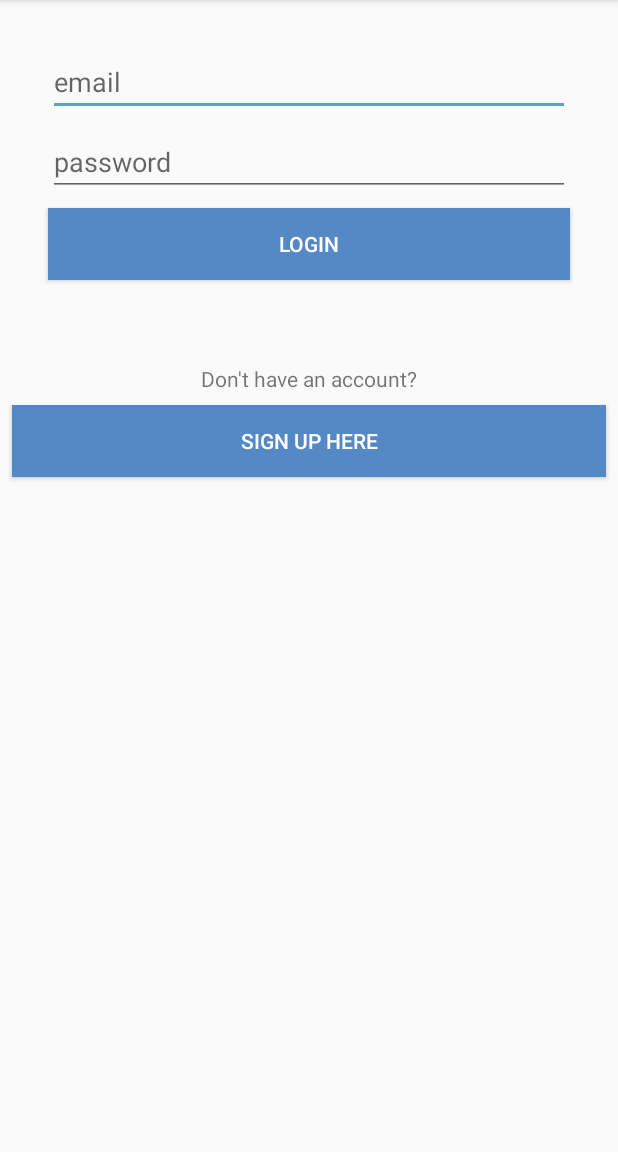
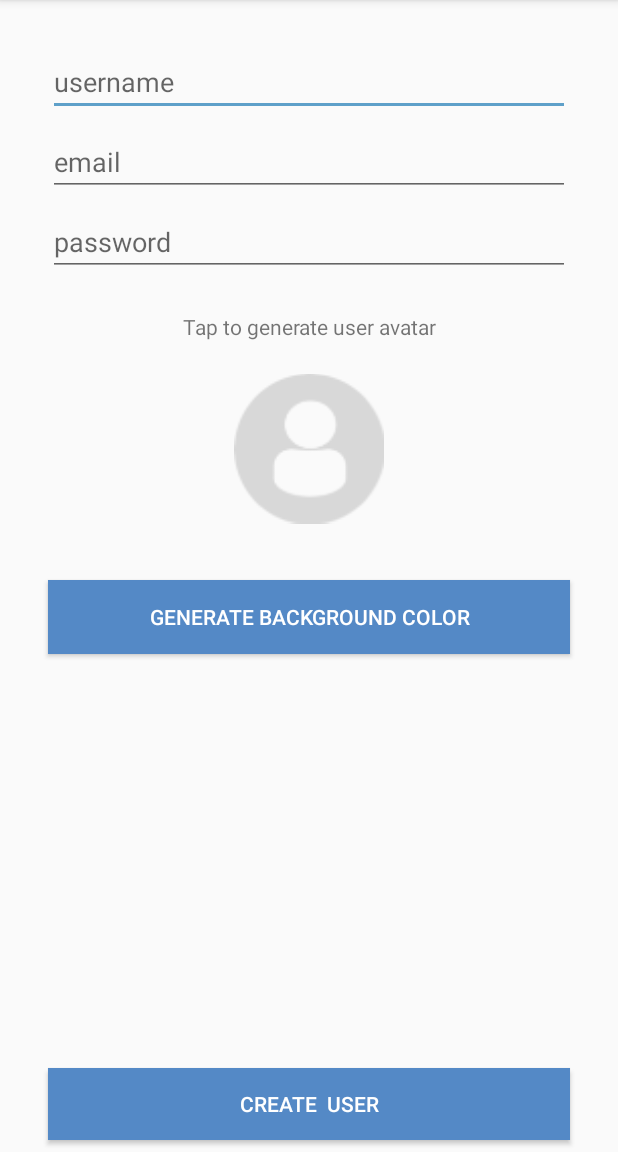
Before and after one commit to adamabdelaziz-zz/Smack, an Android app: the LoginActivity screen opened directly, with no data from a screen before it, after a tap on "SIGN UP HERE", on a phone screen of 412 x 824 dp, the part 84-1236 px from its top. Run offline under Robolectric (Android 15) with nearby library versions, the phone set to English and light mode, and no system bars.

Commit message:
Avatar Generation

```diff
--- a/app/src/main/AndroidManifest.xml
+++ b/app/src/main/AndroidManifest.xml
@@ -18,7 +18,8 @@
                 <category android:name="android.intent.category.LAUNCHER" />
             </intent-filter>
         </activity>
-        <activity android:name=".LoginActivity"></activity>
+        <activity android:name=".LoginActivity" />
+        <activity android:name=".CreateUserActivity"></activity>
     </application>
 
 </manifest>
--- /dev/null
+++ b/app/src/main/java/com/androidadam/smack/CreateUserActivity.kt
@@ -0,0 +1,50 @@
+package com.androidadam.smack
+
+import android.graphics.Color
+import android.support.v7.app.AppCompatActivity
+import android.os.Bundle
+import android.view.View
+import kotlinx.android.synthetic.main.activity_create_user.*
+import java.util.*
+
+class CreateUserActivity : AppCompatActivity() {
+
+    var userAvatar ="profileDefault"
+    var avatarColor ="[0.5, 0.5, 0.5, 1]"
+
+    override fun onCreate(savedInstanceState: Bundle?) {
+        super.onCreate(savedInstanceState)
+        setContentView(R.layout.activity_create_user)
+    }
+
+    fun generateUserAvatar(view: View){
+        val random = Random()
+        val color = random.nextInt(2) //parameter is upper bound, not included. so this generates either 0 or 1
+        val avatar = random.nextInt(28)// 28 images, 0-27. generates 0-27
+
+        if(color == 0){ userAvatar ="light$avatar"}
+        else{ userAvatar="light$avatar"}
+
+        val resourceID = resources.getIdentifier(userAvatar,"drawable", packageName)
+        createAvatarImageView.setImageResource(resourceID)
+
+    }
+
+    fun generateColorClicked(view: View){
+        val random = Random()
+        val r = random.nextInt(255)
+        val g = random.nextInt(255)
+        val b = random.nextInt(255)
+
+        createAvatarImageView.setBackgroundColor(Color.rgb(r,g,b))
+        val savedR = r.toDouble() / 255
+        val savedG = g.toDouble() / 255
+        val savedB = b.toDouble() / 255
+
+        avatarColor = "[$savedR, $savedG, $savedB, 1]"
+    }
+
+    fun createUserClicked(view: View){
+
+    }
+}
--- a/app/src/main/java/com/androidadam/smack/LoginActivity.kt
+++ b/app/src/main/java/com/androidadam/smack/LoginActivity.kt
@@ -1,5 +1,6 @@
 package com.androidadam.smack
 
+import android.content.Intent
 import android.support.v7.app.AppCompatActivity
 import android.os.Bundle
 import android.view.View
@@ -17,6 +18,7 @@ class LoginActivity : AppCompatActivity() {
     }
 
     fun loginCreateUserButtonClicked(view: View){
-
+        val createUserIntent = Intent(this, CreateUserActivity::class.java)
+        startActivity(createUserIntent)
     }
 }
--- /dev/null
+++ b/app/src/main/res/layout/activity_create_user.xml
@@ -0,0 +1,111 @@
+<?xml version="1.0" encoding="utf-8"?>
+<android.support.constraint.ConstraintLayout xmlns:android="http://schemas.android.com/apk/res/android"
+    xmlns:app="http://schemas.android.com/apk/res-auto"
+    xmlns:tools="http://schemas.android.com/tools"
+    android:layout_width="match_parent"
+    android:layout_height="match_parent"
+    tools:context=".CreateUserActivity">
+
+    <EditText
+        android:id="@+id/createUserNameText"
+        android:layout_width="0dp"
+        android:layout_height="wrap_content"
+        android:layout_marginEnd="32dp"
+        android:layout_marginStart="32dp"
+        android:layout_marginTop="32dp"
+        android:ems="10"
+        android:hint="username"
+        android:inputType="textPersonName"
+        android:textColor="@android:color/darker_gray"
+        app:layout_constraintEnd_toEndOf="parent"
+        app:layout_constraintHorizontal_bias="0.5"
+        app:layout_constraintStart_toStartOf="parent"
+        app:layout_constraintTop_toTopOf="parent" />
+
+    <EditText
+        android:id="@+id/createEmailText"
+        android:layout_width="0dp"
+        android:layout_height="wrap_content"
+        android:layout_marginEnd="32dp"
+        android:layout_marginStart="32dp"
+        android:layout_marginTop="8dp"
+        android:ems="10"
+        android:hint="email"
+        android:inputType="textPersonName"
+        android:textColor="@android:color/darker_gray"
+        app:layout_constraintEnd_toEndOf="parent"
+        app:layout_constraintHorizontal_bias="0.5"
+        app:layout_constraintStart_toStartOf="parent"
+        app:layout_constraintTop_toBottomOf="@+id/createUserNameText" />
+
+    <EditText
+        android:id="@+id/createPasswordText"
+        android:layout_width="0dp"
+        android:layout_height="wrap_content"
+        android:layout_marginEnd="32dp"
+        android:layout_marginStart="32dp"
+        android:layout_marginTop="8dp"
+        android:ems="10"
+        android:hint="password"
+        android:inputType="textPassword"
+        android:textColor="@android:color/darker_gray"
+        app:layout_constraintEnd_toEndOf="parent"
+        app:layout_constraintHorizontal_bias="0.5"
+        app:layout_constraintStart_toStartOf="parent"
+        app:layout_constraintTop_toBottomOf="@+id/createEmailText" />
+
+    <TextView
+        android:id="@+id/textView2"
+        android:layout_width="wrap_content"
+        android:layout_height="wrap_content"
+        android:layout_marginTop="24dp"
+        android:text="Tap to generate user avatar"
+        app:layout_constraintEnd_toEndOf="parent"
+        app:layout_constraintHorizontal_bias="0.5"
+        app:layout_constraintStart_toStartOf="parent"
+        app:layout_constraintTop_toBottomOf="@+id/createPasswordText" />
+
+    <ImageView
+        android:id="@+id/createAvatarImageView"
+        android:layout_width="100dp"
+        android:layout_height="127dp"
+        android:layout_marginTop="8dp"
+        android:onClick="generateUserAvatar"
+        app:layout_constraintEnd_toEndOf="parent"
+        app:layout_constraintHorizontal_bias="0.5"
+        app:layout_constraintStart_toStartOf="parent"
+        app:layout_constraintTop_toBottomOf="@+id/textView2"
+        app:srcCompat="@drawable/profiledefault" />
+
+    <Button
+        android:id="@+id/backgroundColorButton"
+        android:layout_width="0dp"
+        android:layout_height="49dp"
+        android:layout_marginEnd="32dp"
+        android:layout_marginStart="32dp"
+        android:layout_marginTop="24dp"
+        android:background="@color/colorPrimary"
+        android:onClick="generateColorClicked"
+        android:text="Generate background color"
+        android:textColor="@android:color/white"
+        app:layout_constraintEnd_toEndOf="parent"
+        app:layout_constraintHorizontal_bias="0.5"
+        app:layout_constraintStart_toStartOf="parent"
+        app:layout_constraintTop_toBottomOf="@+id/createAvatarImageView" />
+
+    <Button
+        android:id="@+id/createUserButton"
+        android:layout_width="0dp"
+        android:layout_height="wrap_content"
+        android:layout_marginBottom="8dp"
+        android:layout_marginEnd="32dp"
+        android:layout_marginStart="32dp"
+        android:background="@color/colorPrimary"
+        android:onClick="createUserClicked"
+        android:text="Create  User"
+        android:textColor="@android:color/white"
+        app:layout_constraintBottom_toBottomOf="parent"
+        app:layout_constraintEnd_toEndOf="parent"
+        app:layout_constraintHorizontal_bias="0.5"
+        app:layout_constraintStart_toStartOf="parent" />
+</android.support.constraint.ConstraintLayout>
```
